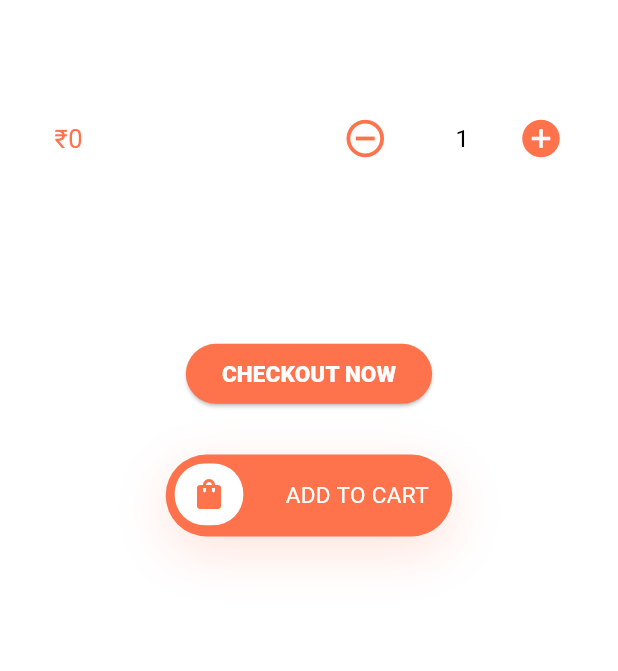
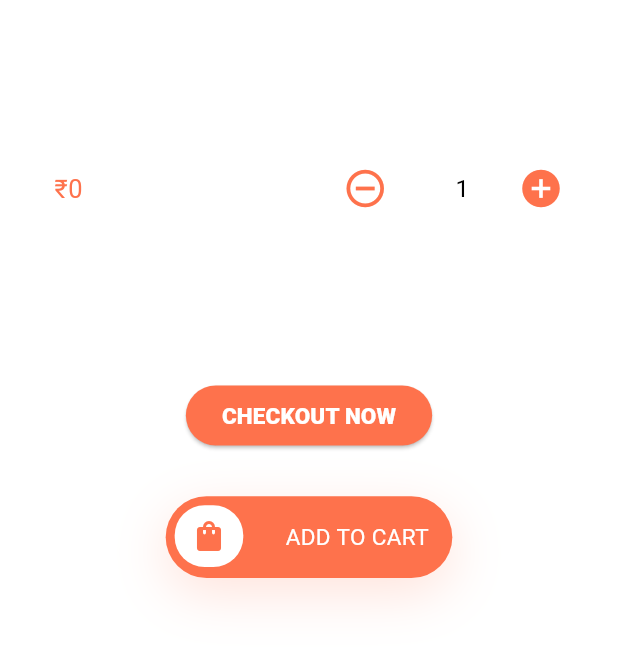
Before and after one commit to Diptanghsu-DC/huls-coffee-house, a Flutter app: the ViewProduct screen opened directly with empty values, on a phone screen of 412 x 824 dp, the part 396-1067 px from its top. Run offline on Flutter 3.47's test engine with Material 3 defaults, Android fonts, the phone set to English and light mode, and no system bars; our stand-ins replace cached_network_image, cloud_firestore, email_validator, firebase_auth, firebase_core, firebase_messaging and 14 more; missing offline and left inert: app_settings, cloudinary, crypt, flutter_email_sender, gsheets, mailer; accounts and stored records are empty; generated files the repository leaves out were written again; Roboto replaces fonts that are missing (Sofia Pro, SofiaPro); project files that could hold a hidden picture were left out.

Commit message:
ui modifications

```diff
--- a/lib/pages/homepage_ui/homepage.dart
+++ b/lib/pages/homepage_ui/homepage.dart
@@ -232,7 +232,7 @@ class _HomepageState extends State<Homepage> {
                               }
 
                               return SizedBox(
-                                height: height * 0.3,
+                                height: height * 0.4,
                                 child: ListView.builder(
                                   itemCount:
                                       products.length > 4 ? 4 : products.length,
--- a/lib/pages/view_product_page/viewproduct.dart
+++ b/lib/pages/view_product_page/viewproduct.dart
@@ -84,25 +84,20 @@ class _ViewProductState extends State<ViewProduct> {
             width: 319,
             child: Text(
               displayProduct.itemName,
+              maxLines: 2,
+              overflow: TextOverflow.ellipsis,
               style: const TextStyle(
                 color: Color(0xFF323643),
                 fontSize: 28,
                 fontFamily: 'SofiaPro',
                 fontWeight: FontWeight.w400,
-                height: 0.04,
-                letterSpacing: -0.56,
               ),
             ),
           ),
           const SizedBox(
             height: 30,
           ),
-          Container(
-            alignment: Alignment.center,
-            //color: Colors.black,
-            height: height * 0.05,
-            width: width,
-            child: Row(
+          Row(
             mainAxisAlignment: MainAxisAlignment.center,
             children: [
               Text(
@@ -163,7 +158,7 @@ class _ViewProductState extends State<ViewProduct> {
                   )),
             ],
           ),
-          ),
+          // ),
           SizedBox(
             height: height * 0.13375,
           ),
--- a/pubspec.yaml
+++ b/pubspec.yaml
@@ -16,7 +16,7 @@ publish_to: 'none' # Remove this line if you wish to publish to pub.dev
 # https://developer.apple.com/library/archive/documentation/General/Reference/InfoPlistKeyReference/Articles/CoreFoundationKeys.html
 # In Windows, build-name is used as the major, minor, and patch parts
 # of the product and file versions while build-number is used as the build suffix.
-version: 1.0.7+9
+version: 1.0.8+10
 
 environment:
   sdk: '>=3.1.5-42.2.beta <4.0.0'
```
Also changed, not shown: lib/pages/homepage_ui/widgets/category/category_selector.dart (+9 -1 lines), lib/pages/view_product_page/components/itemscard.dart (+124 -57 lines). Lines whose indentation alone changed are shown as unchanged.
